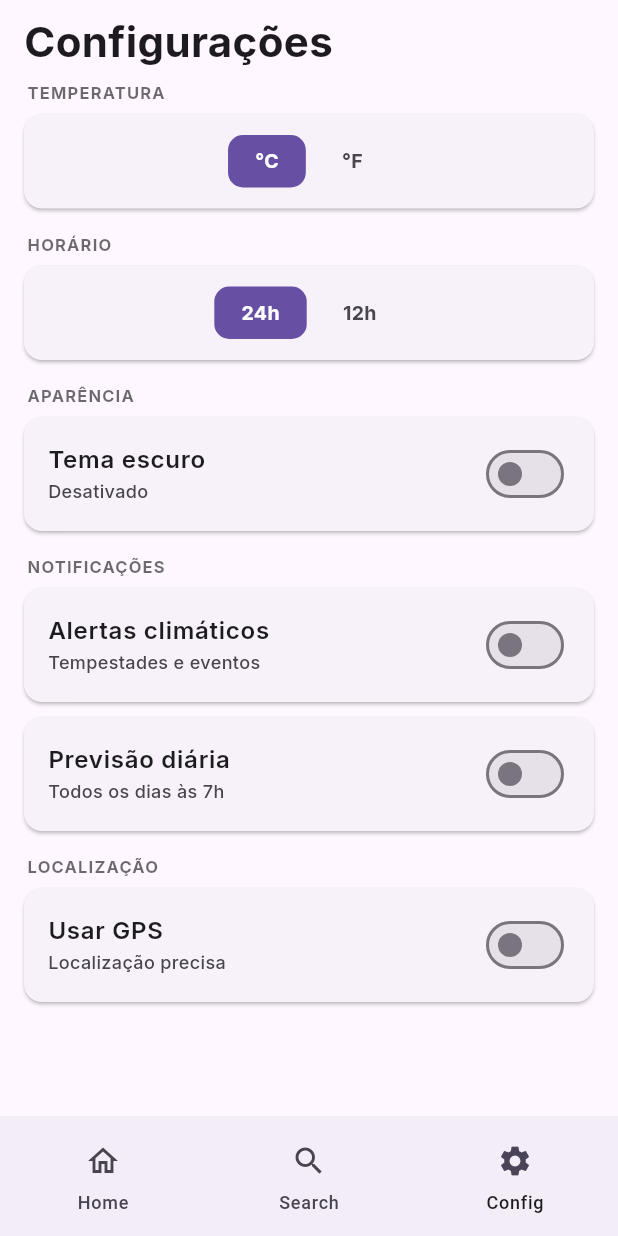
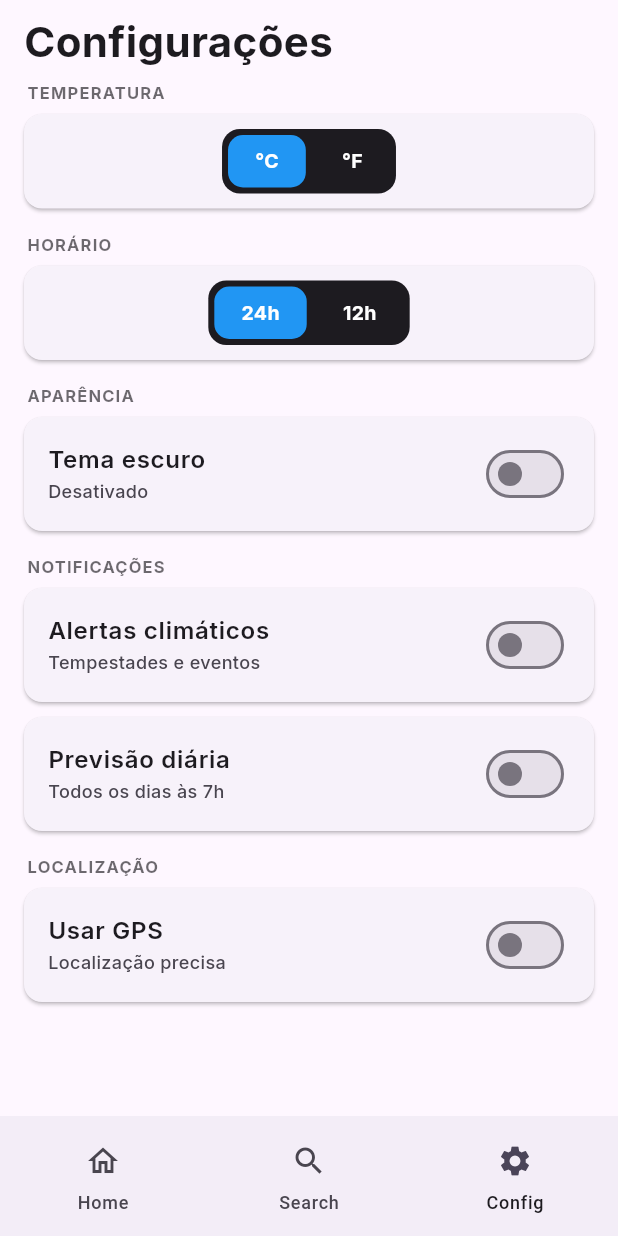
Before and after one commit to Math-Soares/projeto-final-913, a Flutter app: the screen it shows after launch, item 3 of the bottom bar chosen, on a phone screen of 412 x 824 dp. Run offline on Flutter 3.47's test engine with Material 3 defaults, Android fonts, the phone set to English and light mode, and no system bars; our stand-ins replace google_fonts.

Commit message:
sixth commit

```diff
--- a/lib/screens/config_page.dart
+++ b/lib/screens/config_page.dart
@@ -118,13 +118,19 @@ class _ConfigPageState extends State<ConfigPage> {
     required String selected,
     required ValueChanged<String> onChanged,
   }) {
+    final colorScheme = Theme.of(context).colorScheme;
+
     return Padding(
       padding: const EdgeInsets.all(10),
+      child: Center(
         child: Container(
-        decoration: BoxDecoration(borderRadius: BorderRadius.circular(12)),
+          decoration: BoxDecoration(
+            color: colorScheme.onSurface,
+            borderRadius: BorderRadius.circular(12),
+          ),
           padding: const EdgeInsets.all(4),
           child: Row(
-          mainAxisAlignment: MainAxisAlignment.center,
+            mainAxisSize: MainAxisSize.min,
             children: [
               _segmentButton(
                 label: leftLabel,
@@ -140,6 +146,7 @@ class _ConfigPageState extends State<ConfigPage> {
             ],
           ),
         ),
+      ),
     );
   }
 
@@ -148,8 +155,6 @@ class _ConfigPageState extends State<ConfigPage> {
     required bool isSelected,
     required VoidCallback onTap,
   }) {
-    final colorScheme = Theme.of(context).colorScheme;
-
     return InkWell(
       borderRadius: BorderRadius.circular(10),
       onTap: onTap,
@@ -158,15 +163,12 @@ class _ConfigPageState extends State<ConfigPage> {
         padding: const EdgeInsets.symmetric(horizontal: 18, vertical: 8),
         decoration: BoxDecoration(
           borderRadius: BorderRadius.circular(10),
-          color: isSelected ? colorScheme.primary : Colors.transparent,
+          color: isSelected ? Colors.blue : Colors.transparent,
         ),
         child: Text(
           label,
           style: GoogleFonts.inter(
-            color:
-                isSelected
-                    ? colorScheme.onPrimary
-                    : colorScheme.onSurfaceVariant,
+            color: widget.isDark ? Colors.black : Colors.white,
             fontSize: 13,
             fontWeight: FontWeight.w700,
           ),
```
Lines whose indentation alone changed are shown as unchanged.
